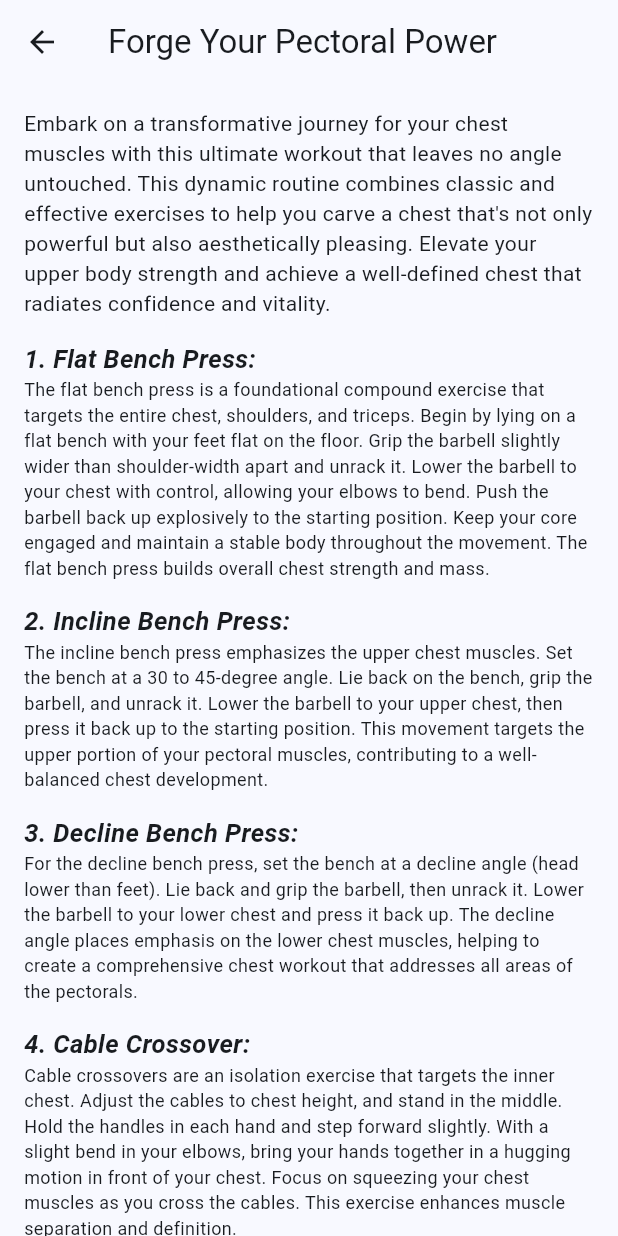
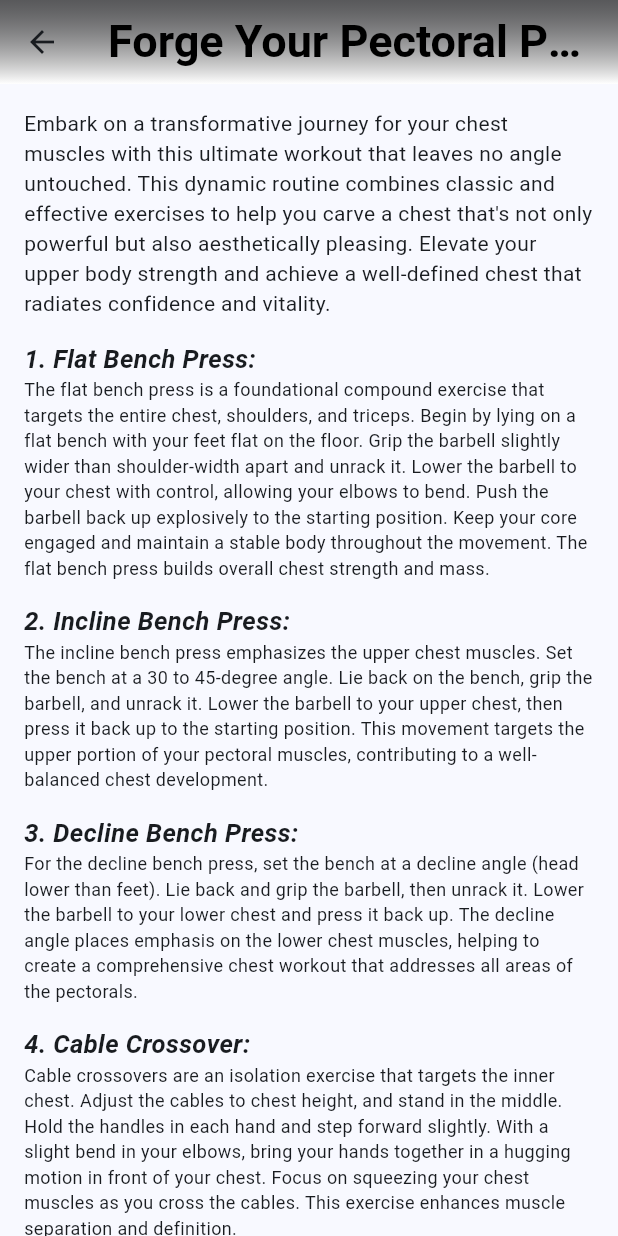
Before and after one commit to mateuszkasprzak94/fitness_prodigy, a Flutter app: the ChestPage screen opened directly, on a phone screen of 412 x 824 dp. Run offline on Flutter 3.47's test engine with Material 2 defaults, Android fonts, the phone set to English and light mode, and no system bars; our stand-ins replace firebase_auth, firebase_core, google_fonts, shared_preferences; accounts and stored records are empty; Roboto replaces fonts that are missing (Lancelot).

Commit message:
Change specific muscle group page style

```diff
--- a/lib/app/after login plus features/exercies_examples/muscle_anatomy/chest_page.dart
+++ b/lib/app/after login plus features/exercies_examples/muscle_anatomy/chest_page.dart
@@ -1,5 +1,7 @@
 import 'package:firebase_auth/firebase_auth.dart';
 import 'package:flutter/material.dart';
+import 'package:flutter/services.dart';
+import 'package:google_fonts/google_fonts.dart';
 
 const String chestExercises =
     '''Embark on a transformative journey for your chest muscles with this ultimate workout that leaves no angle untouched. This dynamic routine combines classic and effective exercises to help you carve a chest that's not only powerful but also aesthetically pleasing. Elevate your upper body strength and achieve a well-defined chest that radiates confidence and vitality.''';
@@ -31,8 +33,23 @@ class ChestPage extends StatelessWidget {
   @override
   Widget build(BuildContext context) {
     return Scaffold(
+      extendBodyBehindAppBar: false,
       appBar: AppBar(
-        title: const Text('Forge Your Pectoral Power'),
+        title: Text(
+          'Forge Your Pectoral Power',
+          style: GoogleFonts.lancelot(
+              fontSize: 30, color: Colors.black, fontWeight: FontWeight.bold),
+        ),
+        centerTitle: true,
+        flexibleSpace: Container(
+          decoration: const BoxDecoration(
+            gradient: LinearGradient(colors: [
+              Color.fromARGB(164, 0, 0, 0),
+              Colors.white,
+            ], begin: Alignment.topCenter, end: Alignment.bottomCenter),
+          ),
+        ),
+        systemOverlayStyle: SystemUiOverlayStyle.light,
       ),
       body: ListView(
         padding: const EdgeInsets.all(16),
@@ -66,7 +83,7 @@ class ChestPage extends StatelessWidget {
   }
 }
 
-Widget _buildExercise(String title, String description) {
+_buildExercise(String title, String description) {
   return Column(
     crossAxisAlignment: CrossAxisAlignment.start,
     children: [
```
Also changed, not shown: lib/app/after login plus features/exercies_examples/muscle_anatomy/abs_page.dart (+15 -2 lines), lib/app/after login plus features/exercies_examples/muscle_anatomy/back_page.dart (+15 -3 lines), lib/app/after login plus features/exercies_examples/muscle_anatomy/biceps_page.dart (+15 -2 lines), lib/app/after login plus features/exercies_examples/muscle_anatomy/forearms_page.dart (+15 -2 lines), lib/app/after login plus features/exercies_examples/muscle_anatomy/legs_page.dart (+18 -1 lines), lib/app/after login plus features/exercies_examples/muscle_anatomy/shoulders_page.dart (+15 -2 lines), lib/app/after login plus features/exercies_examples/muscle_anatomy/triceps_page.dart (+15 -2 lines).
